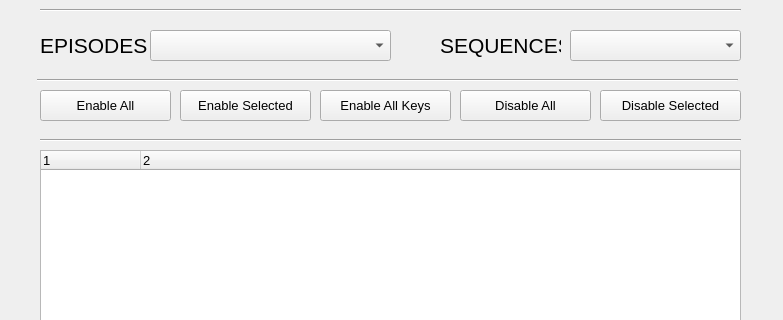
Old version of the form rendersubmit_ui.ui in the repository JonnhyRDG/rendersubmit; both pictures show x 0 to 783 and y 110 to 430 of the 783 by 1300 pixel window.
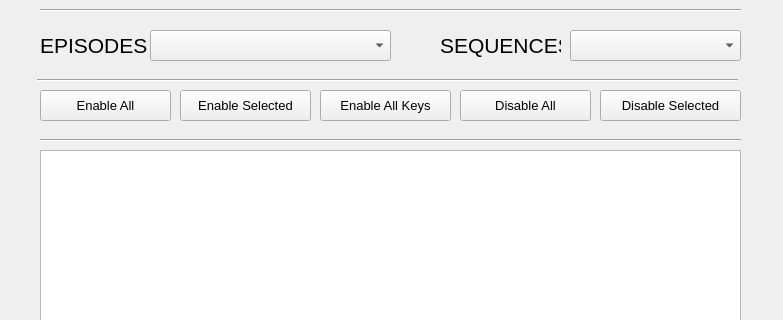
New version of the form. Icons and pictures are not drawn.

Commit message: added layers and checkbox for each shot

```diff
--- a/rendersubmit_ui.ui
+++ b/rendersubmit_ui.ui
@@ -380,7 +380,7 @@
     </property>
     <property name="font">
      <font>
-      <pointsize>10</pointsize>
+      <pointsize>12</pointsize>
      </font>
     </property>
     <property name="lineWidth">
@@ -390,18 +390,14 @@
      <number>0</number>
     </property>
     <property name="columnCount">
-     <number>2</number>
+     <number>0</number>
     </property>
-    <column>
-     <property name="text">
-      <string notr="true">1</string>
-     </property>
-    </column>
-    <column>
-     <property name="text">
-      <string notr="true">2</string>
-     </property>
-    </column>
+    <attribute name="headerCascadingSectionResizes">
+     <bool>true</bool>
+    </attribute>
+    <attribute name="headerHighlightSections">
+     <bool>true</bool>
+    </attribute>
    </widget>
   </widget>
   <widget class="QStatusBar" name="statusbar"/>
```
The commit also changes 1 other file.
